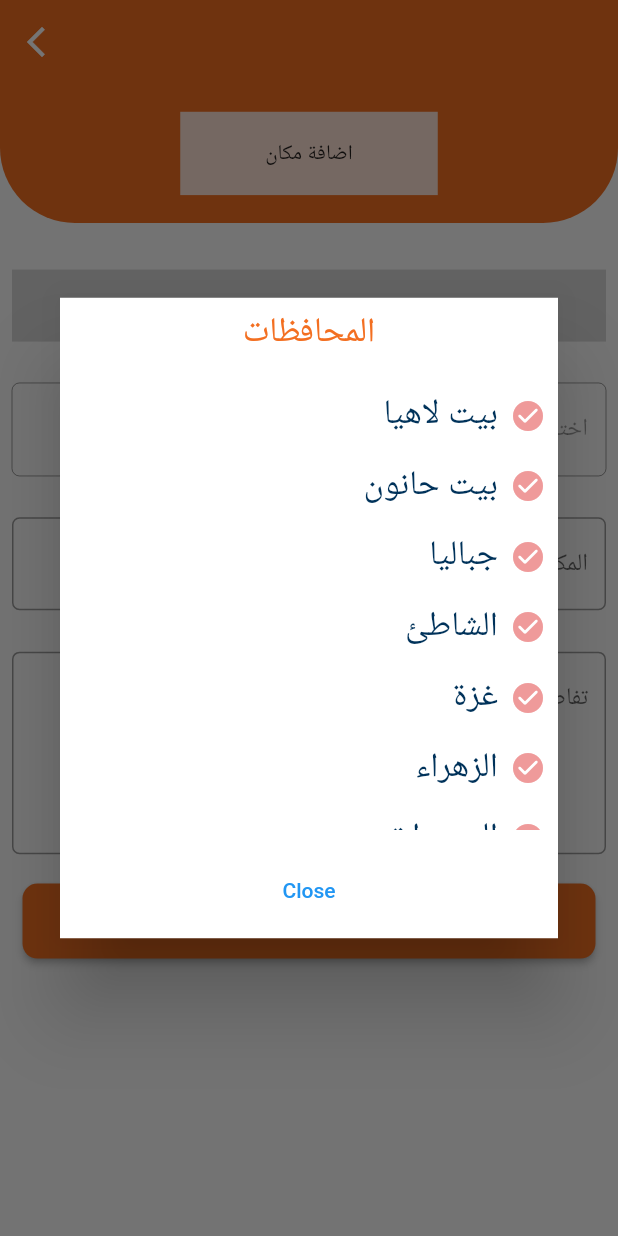
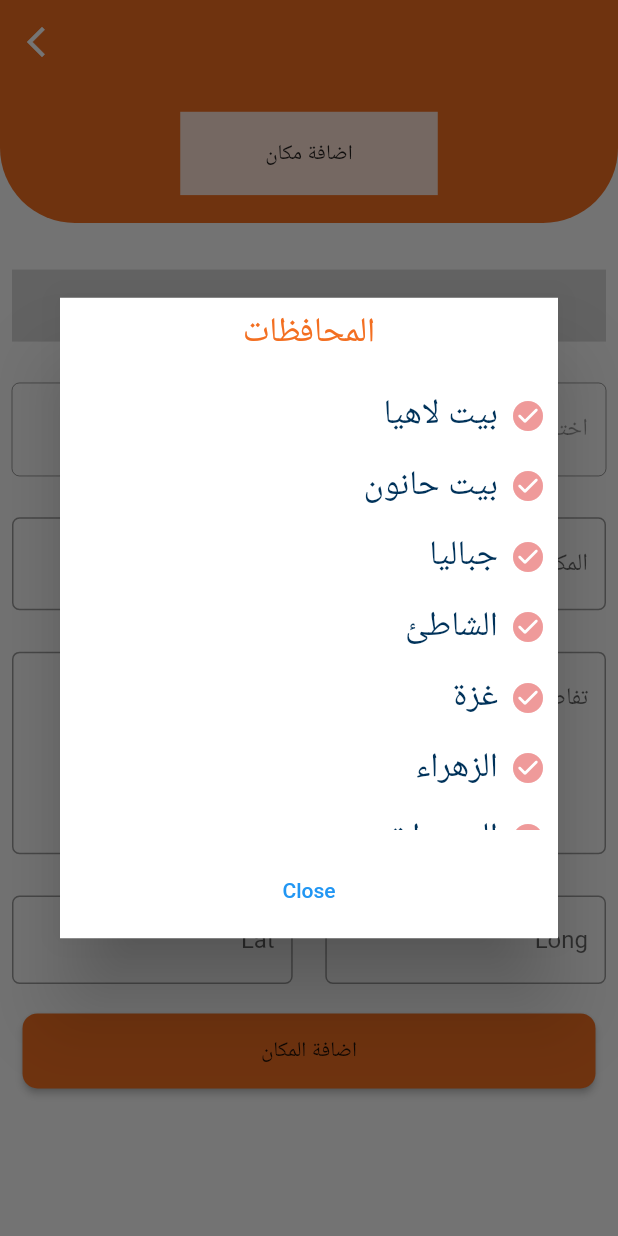
Before and after one commit to AboRaed6/gaza_app, a Flutter app: the AddPlaceView screen opened by its route, after a tap on "اختار المحافظة", on a phone screen of 412 x 824 dp. Run offline on Flutter 3.47's test engine with Material 2 defaults, Android fonts, the phone set to English and light mode, and no system bars; drawn by our look-alikes of cached_network_image; our stand-ins replace cloud_firestore, device_preview, firebase_core, firebase_storage, flutter_screenutil, flutter_svg and 5 more; missing offline and left inert: google_language_fonts; accounts and stored records are empty; network calls fail; statements that could not run were skipped; project files that could hold a hidden picture were left out.

Commit message:
map longtuide and latuide

```diff
--- a/lib/app/config/translations/message_transaction.dart
+++ b/lib/app/config/translations/message_transaction.dart
@@ -40,7 +40,8 @@ class MessageTransaction extends Translations {
           'الرجاء ملئ الحقل': 'Please fill the TextField',
           'اضافة المكان': 'Add The Place',
           'المحافظات': 'Provinces',
-          'اللغة': 'Language'
+          'اللغة': 'Language',
+          'تم تسجيل المكان بنجاح': 'Success Add Place',
         },
         'ar_Ar': {
           'بيت لاهيا': 'بيت لاهيا',
@@ -76,6 +77,7 @@ class MessageTransaction extends Translations {
               'تم إنشاء هذا التطبيق (Antique Gaza) بسبب سياسة الكيان الصهيوني الغاشم في تحريف وتزوير أسماء المعالم والمناطق الأثرية والمحافظات الفلسطينية تحديدا في مدينة غزةفسعينا من خلال هذا التطبيق لإبراز الصورة الصحيحة للعالم بأسره عن الأسماء الحقيقية لتلك المعالم الأثرية.',
           'اغلاق': 'اغلاق',
           'اللغة': 'اللغة',
+          'تم تسجيل المكان بنجاح': 'تم تسجيل المكان بنجاح',
         },
       };
 }
--- a/lib/app/modules/add_place/controllers/add_place_controller.dart
+++ b/lib/app/modules/add_place/controllers/add_place_controller.dart
@@ -8,11 +8,12 @@ import 'package:get/get.dart';
 import 'package:image_picker/image_picker.dart';
 
 class AddPlaceController extends GetxController {
-  //TODO: Implement AddPlaceController
   var titleController = TextEditingController();
   var descController = TextEditingController();
   var key = GlobalKey<FormState>();
   var placeController = TextEditingController();
+  var longController = TextEditingController();
+  var latController = TextEditingController();
 
   String imageName = '';
 
@@ -96,12 +97,14 @@ class AddPlaceController extends GetxController {
         firebaseFirestore.collection(collectionName).doc(uniqueKey.id).set({
           'title': titleController.text.trim(),
           'desc': descController.text.trim(),
+          'lat': double.tryParse(latController.text.trim()),
+          'long': double.tryParse(longController.text.trim()),
           'image': uploadPath
         }).then((value) {
-          Get.snackbar('Success', 'Record Inserted.',
+          Get.back();
+          Get.snackbar('Success', 'تم تسجيل المكان بنجاح.'.tr,
               backgroundColor: Colors.green);
-          Get.back();
-        }).catchError((e){
+        }).catchError((e) {
           Get.snackbar('Error', e.toString());
         });
       } else {
@@ -112,6 +115,8 @@ class AddPlaceController extends GetxController {
       descController.text = '';
       titleController.text = '';
       placeController.text = '';
+      longController.text = '';
+      latController.text = '';
       imageName = '';
       update();
     });
@@ -137,5 +142,7 @@ class AddPlaceController extends GetxController {
     titleController.dispose();
     descController.dispose();
     placeController.dispose();
+    longController.dispose();
+    latController.dispose();
   }
 }
--- a/lib/app/modules/add_place/views/add_place_view.dart
+++ b/lib/app/modules/add_place/views/add_place_view.dart
@@ -37,7 +37,7 @@ class AddPlaceView extends GetView<AddPlaceController> {
         builder: (_) => SingleChildScrollView(
           // physics:
           //     BouncingScrollPhysics(parent: AlwaysScrollableScrollPhysics()),
-           clipBehavior: Clip.antiAlias,
+          clipBehavior: Clip.antiAlias,
           child: Form(
             key: controller.key,
             child: Column(
@@ -147,6 +147,30 @@ class AddPlaceView extends GetView<AddPlaceController> {
                 SizedBox(
                   height: 10.h,
                 ),
+                Row(
+                  children: [
+                    Expanded(
+                      child: CustomTextField(
+                        controller: controller.longController,
+                        hintText: 'Long',
+                        inputType: TextInputType.number,
+                      ),
+                    ),
+                    SizedBox(
+                      width: 5.w,
+                    ),
+                    Expanded(
+                      child: CustomTextField(
+                        controller: controller.latController,
+                        hintText: 'Lat',
+                        inputType: TextInputType.number,
+                      ),
+                    ),
+                  ],
+                ),
+                SizedBox(
+                  height: 10.h,
+                ),
                 controller.isLoading
                     ? Center(
                         child: CircularProgressIndicator(
--- a/lib/app/modules/city/controllers/city_controller.dart
+++ b/lib/app/modules/city/controllers/city_controller.dart
@@ -1,4 +1,5 @@
 import 'package:cloud_firestore/cloud_firestore.dart';
+import 'package:flutter/material.dart';
 import 'package:get/get.dart';
 import 'package:logger/logger.dart';
 
@@ -9,6 +10,8 @@ class CityController extends GetxController {
   List<String> title = [];
   List<String> desc = [];
   List<String> image = [];
+  List<double> long = [];
+  List<double> lat = [];
 
   Future<void> getData() async {
     await firestore.collection(Get.arguments['city']).get().then((value) {
@@ -16,12 +19,18 @@ class CityController extends GetxController {
         title.add(element.data()['title']);
         desc.add(element.data()['desc']);
         image.add(element.data()['image']);
+        lat.add(element.data()['lat']);
+        long.add(element.data()['long']);
       });
     }).catchError((e) {
-      Get.snackbar('Error', e.toString());
+      Get.snackbar(
+        'Error',
+        e.toString(),
+        backgroundColor: Colors.red,
+      );
       print(e.toString());
     });
-    print(title[0]);
+    // print(title[0]);
   }
 
   @override
--- a/lib/app/modules/city/views/city_view.dart
+++ b/lib/app/modules/city/views/city_view.dart
@@ -137,6 +137,8 @@ class CityView extends GetView<CityController> {
                         'title': controller.title[index],
                         'desc': controller.desc[index],
                         'image': controller.image[index],
+                        'lat': controller.lat[index],
+                        'long': controller.long[index],
                       });
                     },
                     textTitle: controller.title[index],
--- a/lib/app/modules/home/controllers/home_controller.dart
+++ b/lib/app/modules/home/controllers/home_controller.dart
@@ -1,12 +1,7 @@
-import 'package:cloud_firestore/cloud_firestore.dart';
-import 'package:flutter/material.dart';
-import 'package:gaza_app/app/data/models/city_model.dart';
 import 'package:get/get.dart';
 
 class HomeController extends GetxController {
   String city = '';
-
-
 
   void cityChange(String c) {
     city = c;
--- a/lib/app/modules/map/controllers/map_controller.dart
+++ b/lib/app/modules/map/controllers/map_controller.dart
@@ -13,6 +13,8 @@ class MapController extends GetxController {
 
   final CameraPosition kLake = const CameraPosition(
       bearing: 192.8334901395799,
+
+      //Get.arguments['lat']  Get.arguments['long']
       target: LatLng(37.43296265331129, -122.08832357078792),
       tilt: 59.440717697143555,
       zoom: 19.151926040649414);
--- a/lib/constant/custom_text_field.dart
+++ b/lib/constant/custom_text_field.dart
@@ -3,15 +3,17 @@ import 'package:flutter/material.dart';
 class CustomTextField extends StatelessWidget {
   const CustomTextField({
     Key? key,
-    required this.controller,
+    this.controller,
     required this.hintText,
     required this.inputType,
     this.minLines,
+    this.onChange,
   }) : super(key: key);
-  final TextEditingController controller;
+  final TextEditingController? controller;
   final TextInputType inputType;
   final String hintText;
   final int? minLines;
+  final Function? onChange;
 
   @override
   Widget build(BuildContext context) {
@@ -24,6 +26,7 @@ class CustomTextField extends StatelessWidget {
             return 'الرجاء ملئ الحقل';
           }
         },
+        onChanged: (val) => onChange,
         textDirection: TextDirection.rtl,
         controller: controller,
         keyboardType: inputType,
```
Also changed, not shown: lib/app/modules/place/views/place_view.dart (+37 -2 lines).
